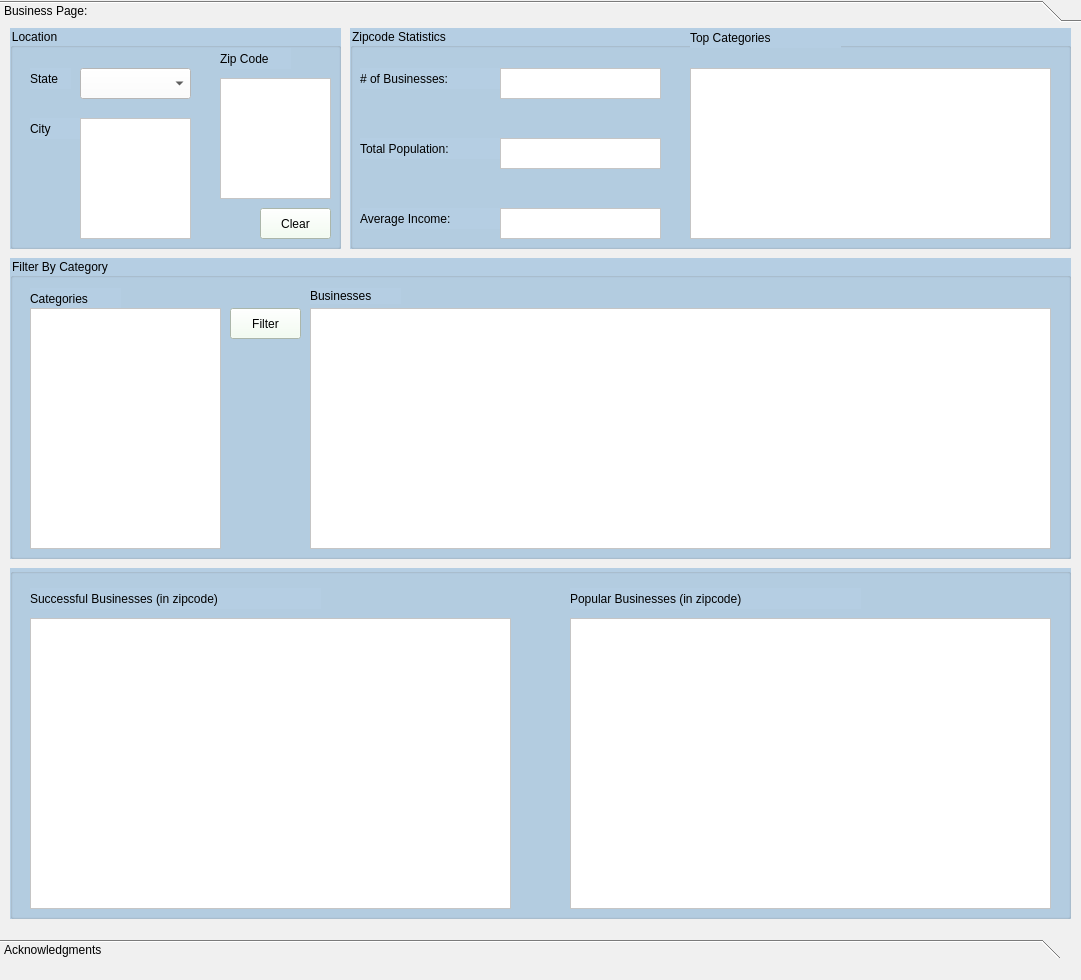
csilby01/451milestone3, file milestone1app.ui: the form before one commit.
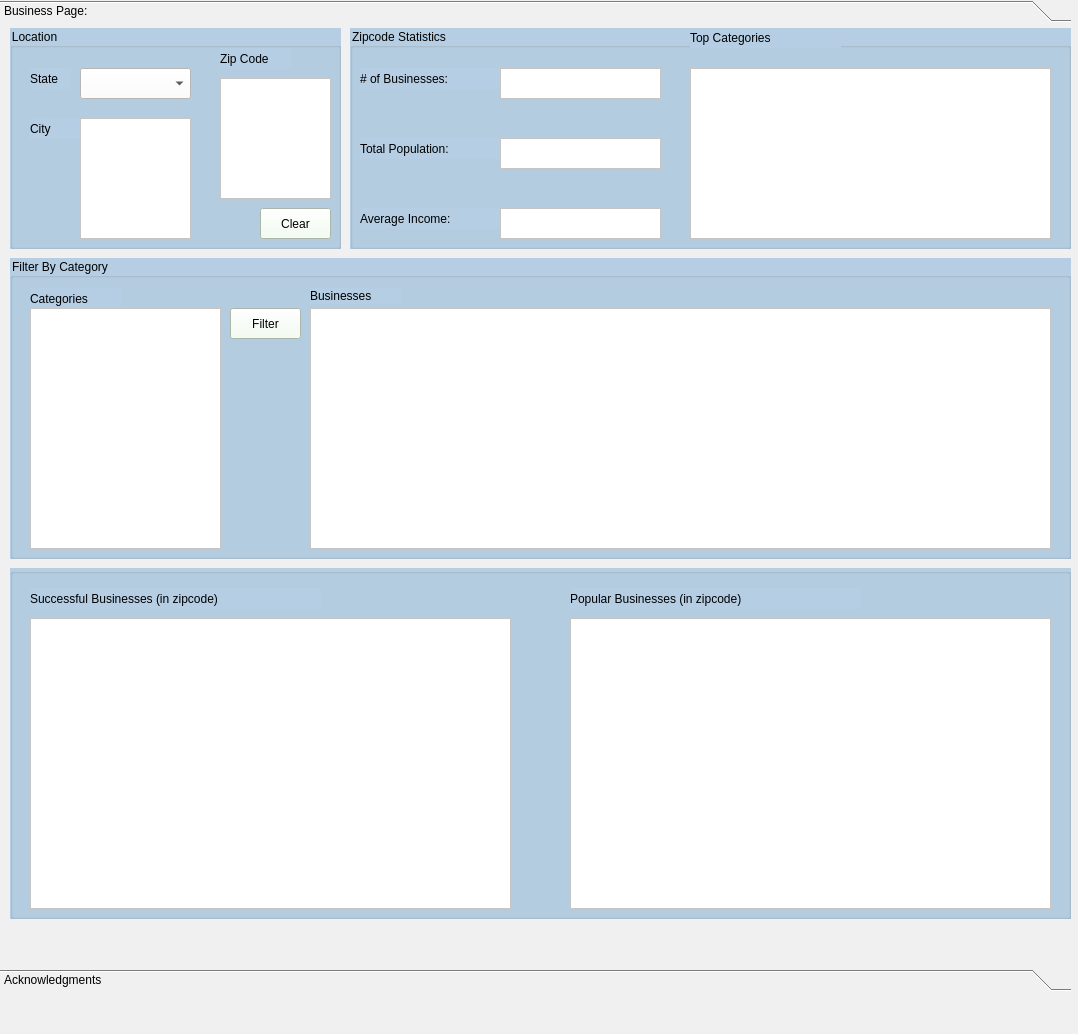
The form after the commit.

What changed in the file:
```diff
--- a/milestone1app.ui
+++ b/milestone1app.ui
@@ -6,8 +6,8 @@
    <rect>
     <x>0</x>
     <y>0</y>
-    <width>1081</width>
-    <height>980</height>
+    <width>1078</width>
+    <height>1034</height>
    </rect>
   </property>
   <property name="windowTitle">
@@ -25,8 +25,8 @@
      <rect>
       <x>0</x>
       <y>0</y>
-      <width>1081</width>
-      <height>961</height>
+      <width>1071</width>
+      <height>991</height>
      </rect>
     </property>
     <property name="styleSheet">
@@ -41,8 +41,8 @@
       <rect>
        <x>0</x>
        <y>0</y>
-       <width>1081</width>
-       <height>893</height>
+       <width>1071</width>
+       <height>923</height>
       </rect>
      </property>
      <attribute name="label">
```
Left out of the diff: 6 changed lines with no effect on the pictures.
